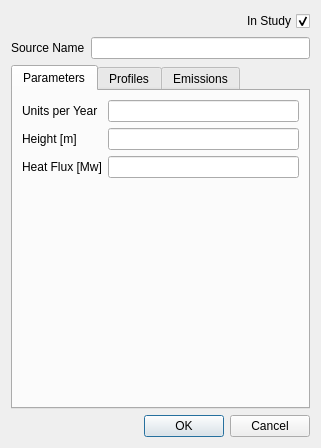
eurocontrol-asu/open_alaqs, file open_alaqs/ui/ui_area_sources.ui: the form before one commit.
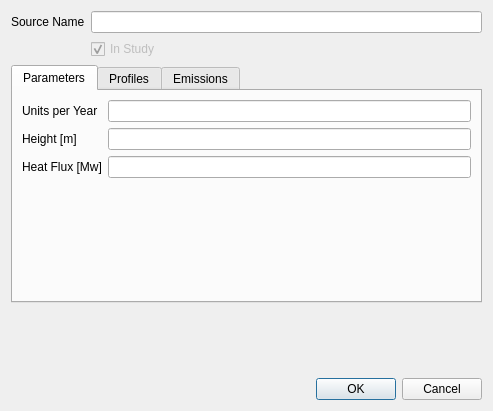
The form after the commit.

```diff
--- a/open_alaqs/ui/ui_area_sources.ui
+++ b/open_alaqs/ui/ui_area_sources.ui
@@ -6,8 +6,8 @@
    <rect>
     <x>0</x>
     <y>0</y>
-    <width>321</width>
-    <height>448</height>
+    <width>493</width>
+    <height>411</height>
    </rect>
   </property>
   <property name="windowTitle">
@@ -20,60 +20,33 @@
    <property name="fieldGrowthPolicy">
     <enum>QFormLayout::AllNonFixedFieldsGrow</enum>
    </property>
-   <item row="1" column="1">
-    <layout class="QHBoxLayout" name="horizontalLayout_2">
-     <property name="topMargin">
-      <number>0</number>
-     </property>
-     <item>
-      <spacer name="horizontalSpacer">
-       <property name="orientation">
-        <enum>Qt::Horizontal</enum>
-       </property>
-       <property name="sizeHint" stdset="0">
-        <size>
-         <width>40</width>
-         <height>20</height>
-        </size>
-       </property>
-      </spacer>
-     </item>
-     <item>
-      <widget class="QCheckBox" name="instudy">
-       <property name="layoutDirection">
-        <enum>Qt::RightToLeft</enum>
-       </property>
-       <property name="text">
-        <string>In Study</string>
-       </property>
-       <property name="checked">
-        <bool>true</bool>
-       </property>
-      </widget>
-     </item>
-    </layout>
-   </item>
-   <item row="3" column="0">
+   <item row="2" column="0">
     <widget class="QLabel" name="label_47">
      <property name="text">
       <string>Source Name</string>
      </property>
     </widget>
    </item>
-   <item row="3" column="1">
+   <item row="2" column="1">
     <widget class="QLineEdit" name="source_id"/>
    </item>
-   <item row="7" column="0" colspan="2">
-    <widget class="QDialogButtonBox" name="buttonBox">
-     <property name="orientation">
-      <enum>Qt::Horizontal</enum>
+   <item row="3" column="1">
+    <widget class="QCheckBox" name="instudy">
+     <property name="enabled">
+      <bool>false</bool>
      </property>
-     <property name="standardButtons">
-      <set>QDialogButtonBox::Cancel|QDialogButtonBox::Ok</set>
+     <property name="toolTip">
+      <string>Enable to include the source in the study</string>
+     </property>
+     <property name="text">
+      <string>In Study</string>
+     </property>
+     <property name="checked">
+      <bool>true</bool>
      </property>
     </widget>
    </item>
-   <item row="5" column="0" colspan="2">
+   <item row="4" column="0" colspan="2">
     <widget class="QTabWidget" name="tabWidget">
      <property name="currentIndex">
       <number>0</number>
@@ -282,6 +255,29 @@
      </widget>
     </widget>
    </item>
+   <item row="6" column="0" colspan="2">
+    <widget class="QDialogButtonBox" name="buttonBox">
+     <property name="orientation">
+      <enum>Qt::Horizontal</enum>
+     </property>
+     <property name="standardButtons">
+      <set>QDialogButtonBox::Cancel|QDialogButtonBox::Ok</set>
+     </property>
+    </widget>
+   </item>
+   <item row="5" column="1">
+    <spacer name="verticalSpacer">
+     <property name="orientation">
+      <enum>Qt::Vertical</enum>
+     </property>
+     <property name="sizeHint" stdset="0">
+      <size>
+       <width>20</width>
+       <height>40</height>
+      </size>
+     </property>
+    </spacer>
+   </item>
   </layout>
  </widget>
  <tabstops>
```
